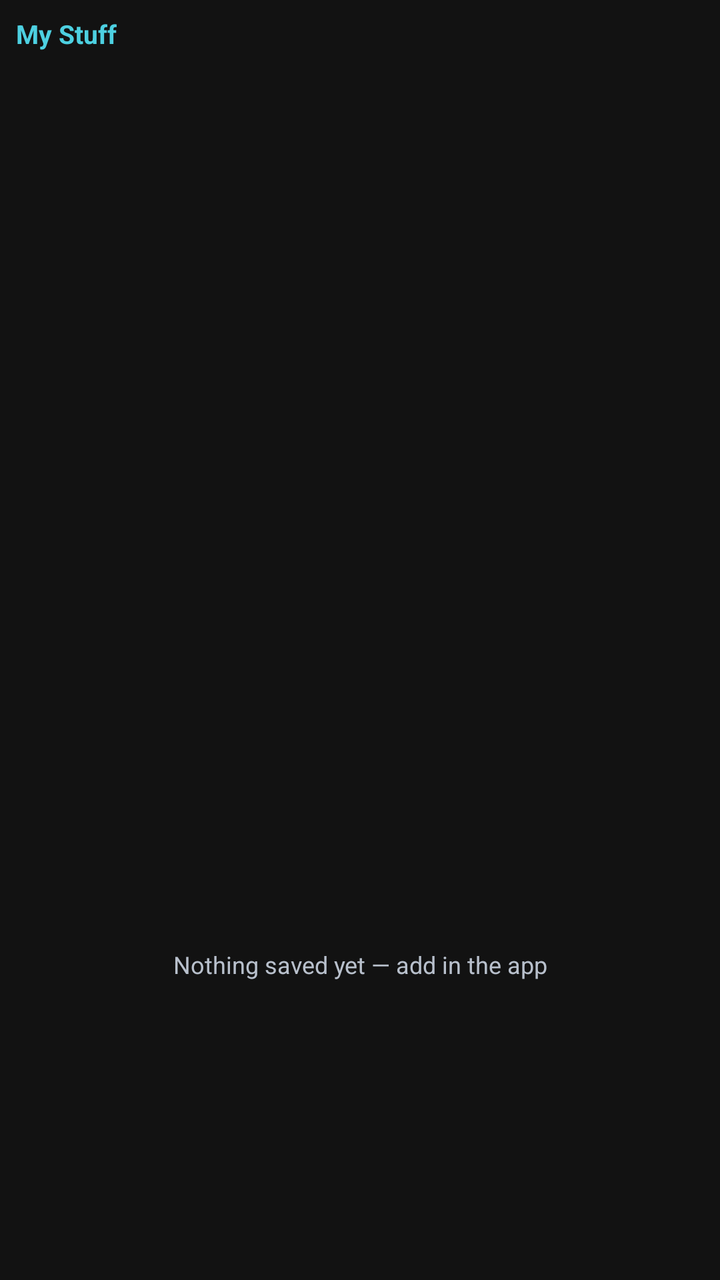
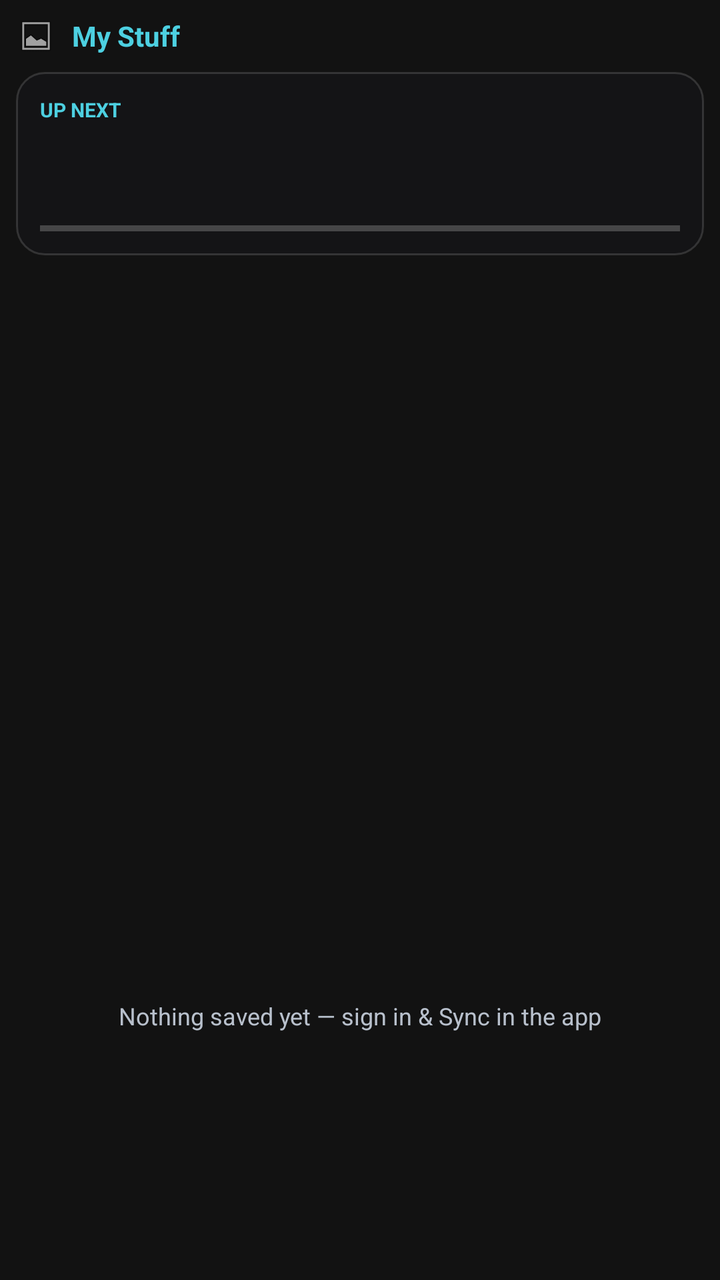

The first picture is an Android layout as it rendered before a commit; the second is the same layout after the commit. The layout source and the unified diff follow.
<!-- AndroidManifest.xml: application theme AppTheme -->
<!-- res/layout/widget_layout.xml -->
<?xml version="1.0" encoding="utf-8"?>
<FrameLayout xmlns:android="http://schemas.android.com/apk/res/android"
    android:id="@+id/widget_root"
    android:layout_width="match_parent"
    android:layout_height="match_parent"
    android:background="@android:color/transparent"
    android:padding="8dp">

    <ImageView
        android:id="@+id/iv_widget_bg"
        android:layout_width="match_parent"
        android:layout_height="match_parent"
        android:scaleType="fitXY"
        android:src="@null" />

    <LinearLayout
        android:layout_width="match_parent"
        android:layout_height="match_parent"
        android:orientation="vertical">

        <TextView
            android:id="@+id/tv_widget_header"
            android:layout_width="match_parent"
            android:layout_height="wrap_content"
            android:text="My Stuff"
            android:textColor="#4DD0E1"
            android:textSize="13sp"
            android:textStyle="bold"
            android:paddingBottom="4dp" />

        <ListView
            android:id="@+id/list_mystuff"
            android:layout_width="match_parent"
            android:layout_height="0dp"
            android:layout_weight="1"
            android:layout_marginTop="4dp"
            android:divider="@android:color/transparent"
            android:dividerHeight="6dp"
            android:scrollbars="none" />

        <TextView
            android:id="@+id/tv_empty_p2"
            android:layout_width="match_parent"
            android:layout_height="0dp"
            android:layout_weight="1"
            android:gravity="center"
            android:text="Nothing saved yet — add in the app"
            android:textColor="#B8C0CC"
            android:textSize="12sp" />
    </LinearLayout>
</FrameLayout>
<!-- resources referenced by this layout -->
<resources>
  <style name="AppTheme" parent="Theme.MaterialComponents.NoActionBar">
          <item name="colorPrimary">@color/colorPrimary</item>
          <item name="colorPrimaryDark">@color/colorPrimaryDark</item>
          <item name="colorAccent">@color/colorAccent</item>
          <item name="android:windowBackground">@color/bg_dark</item>
          <item name="android:colorBackground">@color/bg_dark</item>
      </style>
  <color name="colorPrimary">#6200EE</color>
  <color name="colorPrimaryDark">#3700B3</color>
  <color name="colorAccent">#03DAC5</color>
  <color name="bg_dark">#121212</color>
</resources>

<!-- the commit's change to res/layout/widget_layout.xml (unified diff, before → after) -->
@@ -18,22 +18,106 @@
         android:layout_height="match_parent"
         android:orientation="vertical">
 
-        <TextView
-            android:id="@+id/tv_widget_header"
+        <LinearLayout
             android:layout_width="match_parent"
             android:layout_height="wrap_content"
-            android:text="My Stuff"
-            android:textColor="#4DD0E1"
-            android:textSize="13sp"
-            android:textStyle="bold"
-            android:paddingBottom="4dp" />
+            android:orientation="horizontal"
+            android:gravity="center_vertical">
+
+            <ImageView
+                android:id="@+id/iv_app_icon"
+                android:layout_width="20dp"
+                android:layout_height="20dp"
+                android:src="@android:drawable/ic_menu_gallery" />
+
+            <TextView
+                android:id="@+id/tv_widget_header"
+                android:layout_width="wrap_content"
+                android:layout_height="wrap_content"
+                android:text="My Stuff"
+                android:textColor="#4DD0E1"
+                android:textSize="14sp"
+                android:textStyle="bold"
+                android:layout_marginStart="8dp" />
+
+            <View
+                android:layout_width="0dp"
+                android:layout_height="0dp"
+                android:layout_weight="1" />
+
+            <TextView
+                android:id="@+id/tv_count"
+                android:layout_width="wrap_content"
+                android:layout_height="wrap_content"
+                android:text=""
+                android:textColor="#B8C0CC"
+                android:textSize="12sp" />
+        </LinearLayout>
+
+        <FrameLayout
+            android:id="@+id/hero_card"
+            android:layout_width="match_parent"
+            android:layout_height="wrap_content"
+            android:layout_marginTop="8dp"
+            android:background="@drawable/hero_bg"
+            android:padding="12dp">
+
+            <LinearLayout
+                android:layout_width="match_parent"
+                android:layout_height="wrap_content"
+                android:orientation="vertical">
+
+                <TextView
+                    android:id="@+id/tv_hero_tag"
+                    android:layout_width="wrap_content"
+                    android:layout_height="wrap_content"
+                    android:text="UP NEXT"
+                    android:textColor="#4DD0E1"
+                    android:textSize="10sp"
+                    android:textStyle="bold" />
+
+                <TextView
+                    android:id="@+id/tv_hero_title"
+                    android:layout_width="match_parent"
+                    android:layout_height="wrap_content"
+                    android:text=""
+                    android:textColor="#FFFFFF"
+                    android:textSize="16sp"
+                    android:textStyle="bold"
+                    android:maxLines="1"
+                    android:ellipsize="end"
+                    android:layout_marginTop="3dp" />
+
+                <TextView
+                    android:id="@+id/tv_hero_sub"
+                    android:layout_width="match_parent"
+                    android:layout_height="wrap_content"
+                    android:text=""
+                    android:textColor="#C2CAD6"
+                    android:textSize="12sp"
+                    android:maxLines="1"
+                    android:ellipsize="end"
+                    android:layout_marginTop="2dp" />
+
+                <ProgressBar
+                    android:id="@+id/pb_hero_progress"
+                    style="?android:attr/progressBarStyleHorizontal"
+                    android:layout_width="match_parent"
+                    android:layout_height="3dp"
+                    android:layout_marginTop="8dp"
+                    android:max="100"
+                    android:progress="0"
+                    android:progressTint="#4DD0E1"
+                    android:backgroundTint="#333A44" />
+            </LinearLayout>
+        </FrameLayout>
 
         <ListView
             android:id="@+id/list_mystuff"
             android:layout_width="match_parent"
             android:layout_height="0dp"
             android:layout_weight="1"
-            android:layout_marginTop="4dp"
+            android:layout_marginTop="8dp"
             android:divider="@android:color/transparent"
             android:dividerHeight="6dp"
             android:scrollbars="none" />
@@ -44,7 +128,7 @@
             android:layout_height="0dp"
             android:layout_weight="1"
             android:gravity="center"
-            android:text="Nothing saved yet — add in the app"
+            android:text="Nothing saved yet — sign in &amp; Sync in the app"
             android:textColor="#B8C0CC"
             android:textSize="12sp" />
     </LinearLayout>
<!-- resource entries referenced after the edit -->
@@ -1,5 +1,12 @@
 <!-- resources referenced by this layout -->
 <resources>
+  <!-- drawable hero_bg (drawable) -->
+  <?xml version="1.0" encoding="utf-8"?>
+  <shape xmlns:android="http://schemas.android.com/apk/res/android">
+      <solid android:color="#1A2A2A3A" />
+      <corners android:radius="14dp" />
+      <stroke android:width="1dp" android:color="#24FFFFFF" />
+  </shape>
   <style name="AppTheme" parent="Theme.MaterialComponents.NoActionBar">
           <item name="colorPrimary">@color/colorPrimary</item>
           <item name="colorPrimaryDark">@color/colorPrimaryDark</item>
